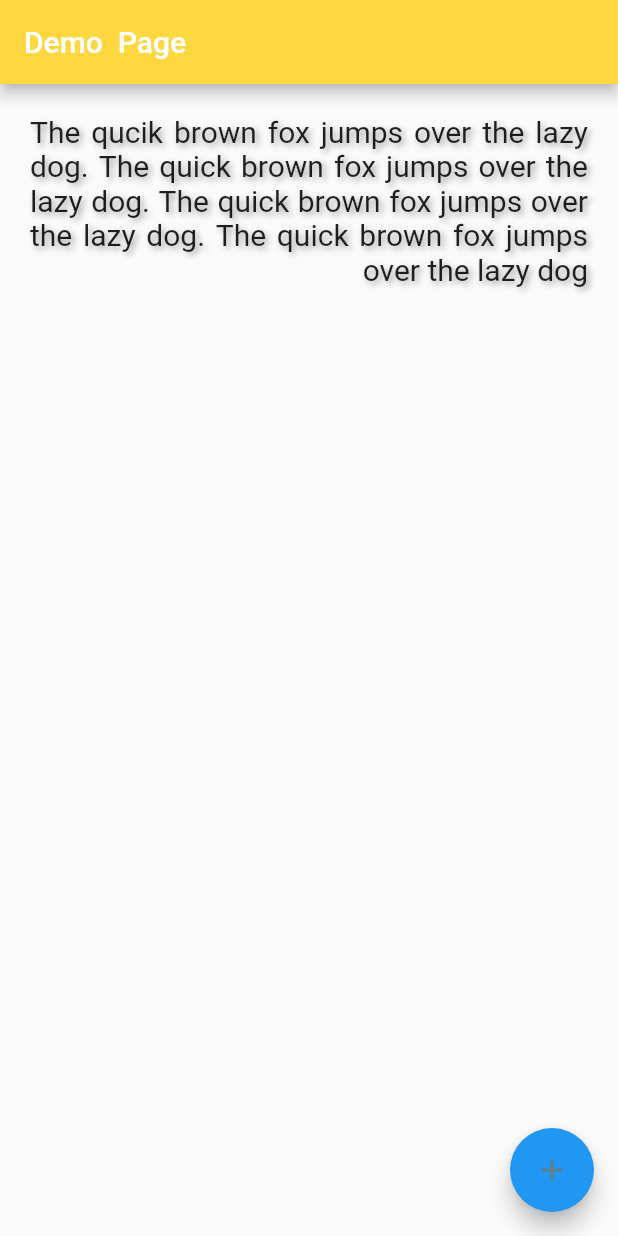
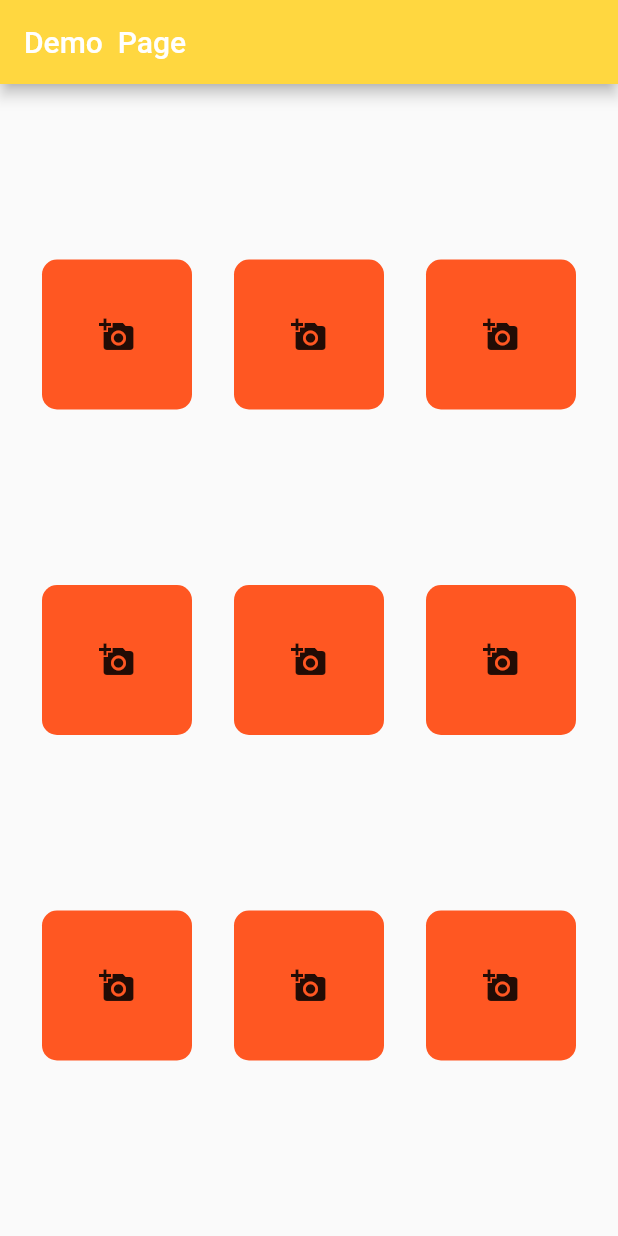
Before and after one commit to jpmehedi/UI-Design-Learn-Flutter, a Flutter app: the screen it shows after launch, on a phone screen of 412 x 824 dp. Run offline on Flutter 3.47's test engine with Material 2 defaults, Android fonts, the phone set to English and light mode, and no system bars.

Commit message:
column row icon

```diff
--- a/lib/main.dart
+++ b/lib/main.dart
@@ -14,30 +14,62 @@ class MyApp extends StatelessWidget {
           title: Text('Demo  Page'),
           backgroundColor: Colors.amberAccent,
         ),
-        body: Padding(
-
-          padding: EdgeInsets.all(20),
-          child: Text(
-            'The qucik brown fox jumps over the lazy dog. The quick brown fox jumps over the lazy dog. The quick brown fox jumps over the lazy dog. The quick brown fox jumps over the lazy dog',
-            textAlign: TextAlign.justify,
-            textDirection: TextDirection.rtl,
-            style: TextStyle(fontSize: 20, shadows: <Shadow>[
-              Shadow(
-                offset: Offset(2, 2),
-                blurRadius: 5.0,
-                color: Colors.grey,
-              )
-            ]),
+        body: SafeArea(
+          child: Column(
+            mainAxisAlignment: MainAxisAlignment.spaceEvenly,
+            children: <Widget>[
+              BuildRow(),
+              BuildRow(),
+              BuildRow(),
+            ],
           ),
-        ),
-        floatingActionButton: FloatingActionButton(
-          onPressed: () {},
-          child: Icon(Icons.add),
-          foregroundColor: Colors.blueGrey,
-          hoverColor: Colors.lightBlue,
-          focusElevation: 5.0,
         ),
       ),
     );
   }
 }
+
+class BuildRow extends StatelessWidget {
+  const BuildRow({
+    Key key,
+  }) : super(key: key);
+
+  @override
+  Widget build(BuildContext context) {
+    return Row(
+      mainAxisAlignment: MainAxisAlignment.spaceEvenly,
+      children: <Widget>[
+        Container(
+          padding: EdgeInsets.all(20),
+          height: 100.0,
+          width: 100.0,
+          child: Icon(Icons.add_a_photo),
+          decoration: BoxDecoration(
+            color: Colors.deepOrange,
+            borderRadius: BorderRadius.all(Radius.circular(10.0)),
+          ),
+        ),
+        Container(
+          padding: EdgeInsets.all(20),
+          height: 100.0,
+          width: 100.0,
+          child: Icon(Icons.add_a_photo),
+          decoration: BoxDecoration(
+            color: Colors.deepOrange,
+            borderRadius: BorderRadius.all(Radius.circular(10.0)),
+          ),
+        ),
+        Container(
+          padding: EdgeInsets.all(20),
+          height: 100.0,
+          width: 100.0,
+          child: Icon(Icons.add_a_photo),
+          decoration: BoxDecoration(
+            color: Colors.deepOrange,
+            borderRadius: BorderRadius.all(Radius.circular(10.0)),
+          ),
+        )
+      ],
+    );
+  }
+}
```
